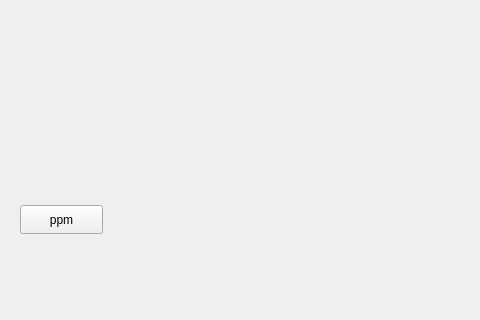
Before: the Qt Designer form keeMASH.ui in buhtanback/KeeMASH, drawn with Qt 5; both pictures show x 0 to 480 and y 285 to 605 of the 848 by 605 pixel window.
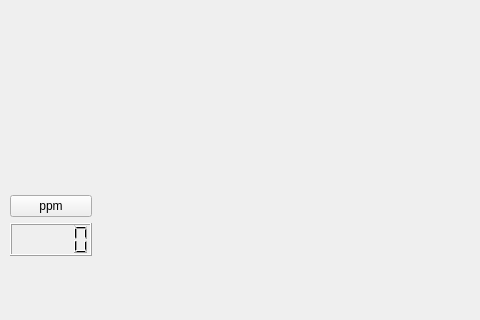
After: the same form once the commit is applied.

Commit message: add PPM feedback display

```diff
--- a/keeMASH.ui
+++ b/keeMASH.ui
@@ -248,18 +248,27 @@
      </property>
     </widget>
    </widget>
-   <widget class="QPushButton" name="ppmB">
+   <widget class="QWidget" name="">
     <property name="geometry">
      <rect>
-      <x>20</x>
-      <y>490</y>
-      <width>83</width>
-      <height>29</height>
+      <x>10</x>
+      <y>480</y>
+      <width>82</width>
+      <height>61</height>
      </rect>
     </property>
+    <layout class="QVBoxLayout" name="verticalLayout_3">
+     <item>
+      <widget class="QPushButton" name="ppmB">
     <property name="text">
      <string>ppm</string>
     </property>
+      </widget>
+     </item>
+     <item>
+      <widget class="QLCDNumber" name="lcdPpm"/>
+     </item>
+    </layout>
    </widget>
   </widget>
   <widget class="QMenuBar" name="menubar">
```
Lines whose indentation alone changed are shown as unchanged. The commit also changes 1 other file.
